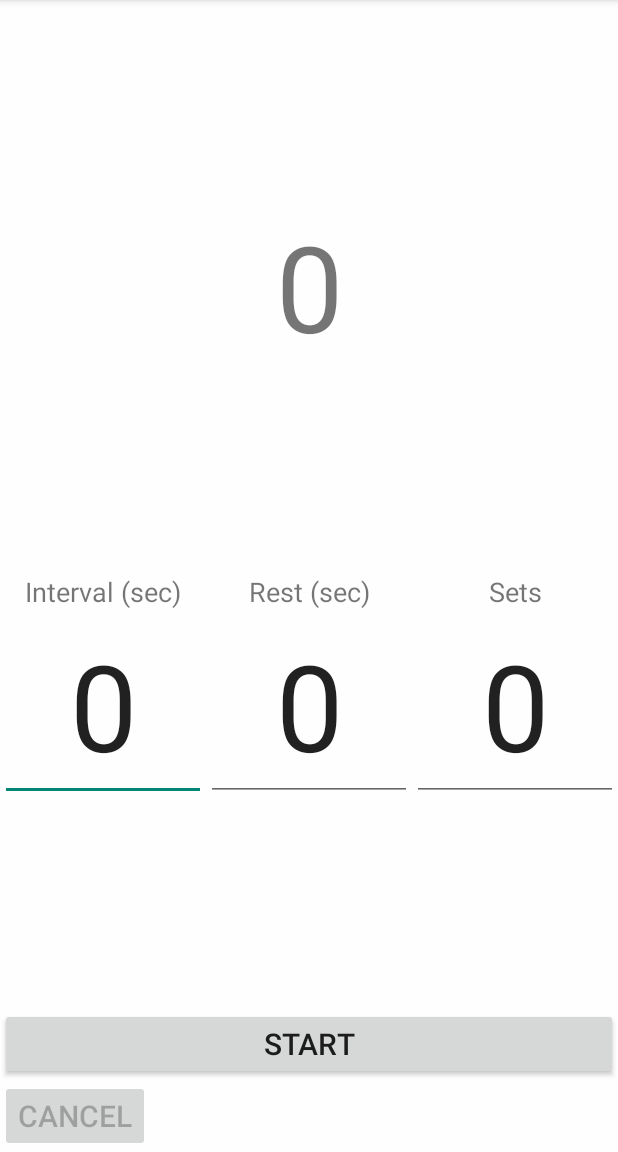
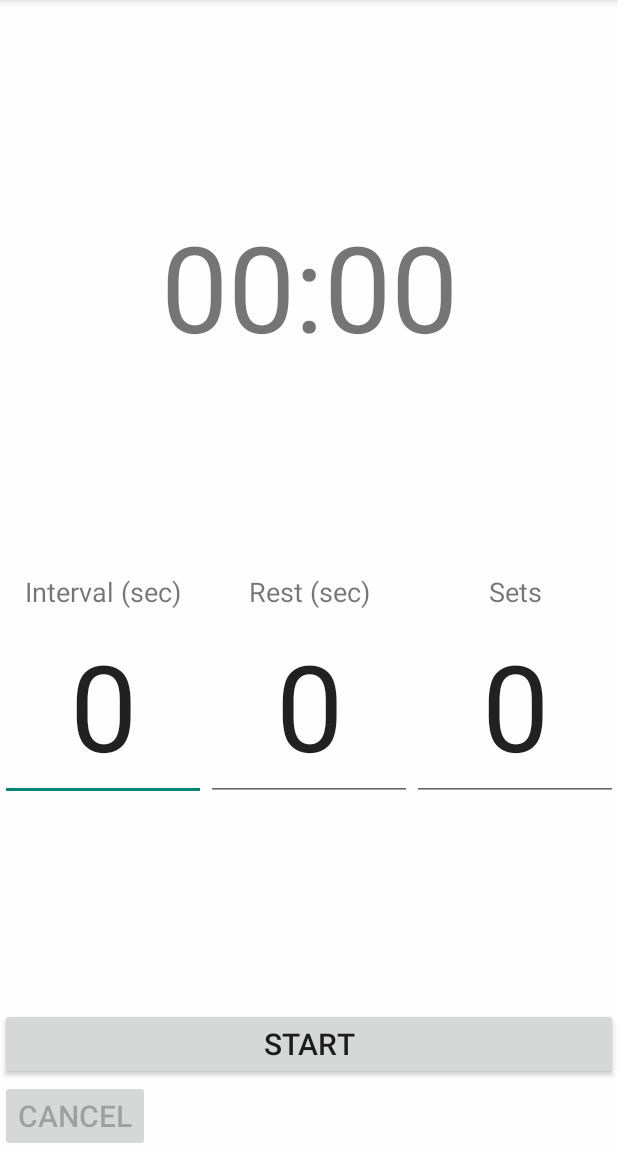
Before and after one commit to rayamberg/HelloWorld, an Android app: the screen it shows after launch (MainActivity), after a tap on "START", on a phone screen of 412 x 824 dp, the part 84-1236 px from its top. Run offline under Robolectric (Android 15) with nearby library versions, the phone set to English and light mode, and no system bars.

Commit message:
Changed display to show MM:SS instead of just S.

```diff
--- a/app/src/main/java/com/amberg/supertimer/MainActivity.java
+++ b/app/src/main/java/com/amberg/supertimer/MainActivity.java
@@ -73,7 +73,7 @@ public class MainActivity extends AppCompatActivity {
             long displayTime;
             long nextEvent = mTimerEvents.get(0);
 
-            displayTime = getDisplayTime(millis_remaining, nextEvent);
+            displayTime = displayTime(millis_remaining, nextEvent);
             if (displayTime == 0) {
                 if (isRest) { //we're at the end of rest period
                     if (mSoundID != mSoundWhistle) {
@@ -90,11 +90,11 @@ public class MainActivity extends AppCompatActivity {
                 }
                 mTimerEvents.remove(0);
                 nextEvent = mTimerEvents.get(0);
-                displayTime = getDisplayTime(millis_remaining, nextEvent);
+                displayTime = displayTime(millis_remaining, nextEvent);
                 isRest = !isRest;
             }
 
-            mClockText.setText("" + displayTime);
+            mClockText.setText(formatTimeString(displayTime));
         }
 
         @Override
@@ -104,7 +104,7 @@ public class MainActivity extends AppCompatActivity {
             reset();
         }
 
-        private long getDisplayTime(long millis_remaining, long secs_end) {
+        private long displayTime(long millis_remaining, long secs_end) {
             return (millis_remaining / 1000) + 1 - secs_end;
         }
     }
@@ -136,7 +136,7 @@ public class MainActivity extends AppCompatActivity {
                 work = Integer.parseInt(mTextIntervals.getText().toString());
                 rest = Integer.parseInt(mTextRest.getText().toString());
                 sets = Integer.parseInt(mTextSets.getText().toString());
-                mClockText.setText(Integer.toString(work));
+                mClockText.setText(formatTimeString(work));
                 mStartButton.setEnabled(false);
                 mCancelButton.setEnabled(true);
                 mTextIntervals.setEnabled(false);
@@ -206,4 +206,10 @@ public class MainActivity extends AppCompatActivity {
         mTextSets.setEnabled(true);
         mSoundID = -1;
     }
+
+    private String formatTimeString(long seconds) {
+        long mins = seconds / 60;
+        long secs = seconds % 60;
+        return String.format("%02d:%02d", mins, secs);
+    }
 }
--- a/app/src/main/res/layout/activity_main.xml
+++ b/app/src/main/res/layout/activity_main.xml
@@ -14,7 +14,7 @@
         android:layout_height="wrap_content"
         android:gravity="center"
         android:layout_weight="1"
-        android:text="0"
+        android:text="00:00"
         android:textSize="80sp"
         />
 
--- a/app/src/main/res/values/strings.xml
+++ b/app/src/main/res/values/strings.xml
@@ -1,7 +1,7 @@
 <resources>
     <string name="app_name">SuperTimer</string>
 
-    <string name="text_clock">0</string>
+    <string name="text_clock">00:00</string>
     <string name="button_start">Start</string>
     <string name="button_cancel">Cancel</string>
     <string name="action_settings">Settings</string>
```
